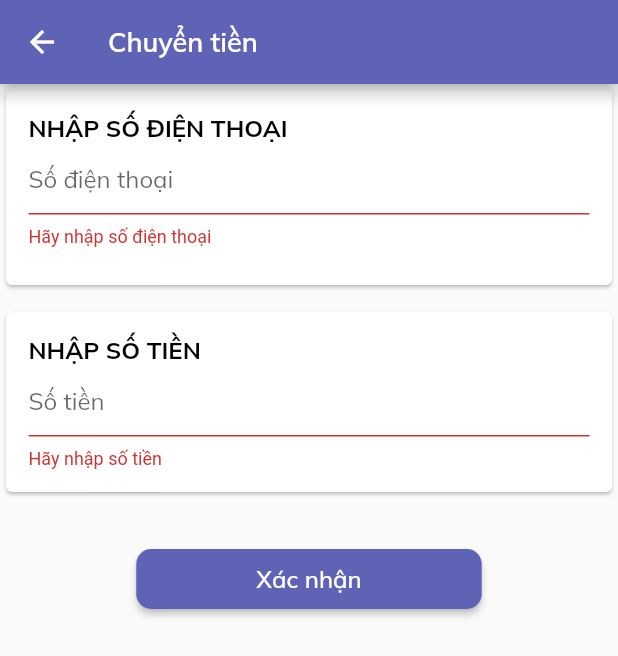
After one commit to kulcua/Digital-Wallet-QR, a Flutter app: the Transfer screen opened directly, after a tap on "Xác nhận", on a phone screen of 412 x 824 dp. The commit adds this screen. Shown: the top 656 px of the screen. Run offline on Flutter 3.47's test engine with Material 2 defaults, Android fonts, the phone set to English and light mode, and no system bars; our stand-ins replace bottom_navy_bar, cloud_firestore, firebase_auth, firebase_messaging, google_fonts, pin_code_fields and 1 more; missing offline and left inert: qrscan; accounts and stored records are empty.

Commit message:
transfer money

```diff
--- a/lib/screens/griddashboad.dart
+++ b/lib/screens/griddashboad.dart
@@ -5,6 +5,7 @@ import 'package:moneymangement/models/user_model.dart';
 import 'package:moneymangement/screens/createQR.dart';
 import 'package:moneymangement/screens/result_transaction.dart';
 import 'package:moneymangement/screens/transaction.dart';
+import 'package:moneymangement/screens/transfer.dart';
 import 'package:moneymangement/utilities/constants.dart';
 import 'package:qrscan/qrscan.dart' as scanner;
 
@@ -84,9 +85,8 @@ class _GridDashboardState extends State<GridDashboard> {
                     context,
                     MaterialPageRoute(
                         builder: (context) => ResultTransaction()));
-
-//              else if (data.title == 'Wallet')
-//                Navigator.push(context,MaterialPageRoute(builder: (context)=> Scanning()));
+              else if (data.title == 'Chuyển tiền')
+                Navigator.push(context,MaterialPageRoute(builder: (context)=> Transfer(user: widget.user,)));
             },
             child: Container(
                 decoration: BoxDecoration(
--- a/lib/screens/home.dart
+++ b/lib/screens/home.dart
@@ -4,6 +4,7 @@ import 'package:bottom_navy_bar/bottom_navy_bar.dart';
 import 'package:google_fonts/google_fonts.dart';
 import 'package:moneymangement/models/transaction_model.dart';
 import 'package:moneymangement/models/user_model.dart';
+import 'package:moneymangement/screens/transfer.dart';
 import 'package:moneymangement/screens/user_page.dart';
 import 'history_page.dart';
 import 'mainpage.dart';
--- a/lib/screens/transaction.dart
+++ b/lib/screens/transaction.dart
@@ -351,7 +351,7 @@ class _TransactionState extends State<Transaction> {
                       validator: (val) {
                         if (val.isEmpty) return 'Hãy nhập số tiền';
                         if (money < 1000) {
-                          return 'Số tiền phải lớn hơn 1,000';
+                          return 'Số tiền phải lớn hơn 1.000';
                         }
                         if (money > widget.user.money) {
                           return 'Số dư trong ví không đủ';
--- /dev/null
+++ b/lib/screens/transfer.dart
@@ -0,0 +1,407 @@
+import 'package:cloud_firestore/cloud_firestore.dart';
+import 'package:flutter/cupertino.dart';
+import 'package:flutter/material.dart';
+import 'package:flutter/services.dart';
+import 'package:google_fonts/google_fonts.dart';
+import 'package:moneymangement/models/transaction_model.dart';
+import 'package:moneymangement/models/user_model.dart';
+import 'package:moneymangement/screens/result_transaction.dart';
+import 'package:moneymangement/services/database.dart';
+import 'package:moneymangement/utilities/currency.dart';
+import 'package:pin_code_fields/pin_code_fields.dart';
+
+class Transfer extends StatefulWidget {
+  final User user;
+
+  Transfer({this.user});
+
+  @override
+  _TransferState createState() => _TransferState();
+}
+
+class _TransferState extends State<Transfer> {
+  String phone = '';
+  String _pin = '';
+  bool _isLoading = false;
+  int money;
+  final _formKey = GlobalKey<FormState>();
+  User userReceiver;
+
+  TextEditingController _searchController = TextEditingController();
+  Future<QuerySnapshot> _user;
+
+  Future<void> _showErrorDialog() async {
+    return showDialog<void>(
+      context: context,
+      barrierDismissible: false, // user must tap button!
+      builder: (BuildContext context) {
+        return AlertDialog(
+          title: Text('Giao dịch thất bại'),
+          content: SingleChildScrollView(
+            child: ListBody(
+              children: <Widget>[
+                Text('Bạn nhập sai mã PIN'),
+              ],
+            ),
+          ),
+          actions: <Widget>[
+            FlatButton(
+              child: Text('Thử lại'),
+              onPressed: () {
+                Navigator.push(
+                    context,
+                    MaterialPageRoute(
+                        builder: (context) =>
+                            Transfer(
+                              user: widget.user,
+                            )));
+              },
+            ),
+          ],
+        );
+      },
+    );
+  }
+
+  _verifyPin() {
+    print('verify pin');
+    if (_formKey.currentState.validate() && !_isLoading) {
+      _formKey.currentState.save();
+
+      setState(() {
+        _isLoading = true;
+      });
+
+      if (_pin == widget.user.pin) {
+        print('vo submit');
+         _submit();
+        print(money);
+        print(widget.user.money);
+        // print(userReceiver.name);
+//        print(transId);
+        Navigator.push(
+            context,
+            MaterialPageRoute(
+                builder: (context) =>
+                    ResultTransaction(
+                      moneyTrans: money,
+                      moneyUser: widget.user.money,
+                      nameReceiver: userReceiver.name,
+                      idTrans: '3458364913854',
+                    )));
+        print('da qua result');
+      } else
+        _showErrorDialog();
+    }
+  }
+
+  _submit() async {
+    print('vo submit');
+    // Create transaction
+    TransactionModel trans = TransactionModel(
+      idSender: widget.user.id,
+      idReceiver: userReceiver.id,
+      state: 'success',
+      money: money,
+      time: Timestamp.fromDate(DateTime.now()),
+      typeTransaction: 'Chuyển tiền',
+    );
+
+    DatabaseService.createTransactionSender(trans);
+    DatabaseService.createTransactionReceiver(trans);
+
+
+    //update money for 2 users
+
+    //sender
+    print('sender money ${widget.user.name}');
+    print('sender money ${widget.user.money}');
+    User userSender = User(
+      id: widget.user.id,
+      name: widget.user.name,
+      money: widget.user.money - money,
+      pin: widget.user.pin,
+    );
+
+    //receiver
+    print('receiver money ${userReceiver.name}');
+    print('receiver money ${userReceiver.money}');
+    userReceiver = User(
+      id: userReceiver.id,
+      name: userReceiver.name,
+      money: userReceiver.money + money,
+      pin: userReceiver.pin,
+    );
+
+    // Database update
+    DatabaseService.updateUser(userSender);
+    DatabaseService.updateUser(userReceiver);
+  }
+
+
+  @override
+  Widget build(BuildContext context) {
+    void _showVerifyPasswordPanel() {
+      showModalBottomSheet(
+          isScrollControlled: true,
+          backgroundColor: Colors.white,
+          context: context,
+          builder: (context) {
+            return Column(
+              mainAxisAlignment: MainAxisAlignment.center,
+              children: <Widget>[
+                Container(
+                  margin: EdgeInsets.symmetric(vertical: 8.0),
+                  child: Text(
+                    'Nhập mã PIN',
+                    style: GoogleFonts.muli(
+                        textStyle: TextStyle(
+                          color: Colors.black,
+                          fontSize: 18,
+                          fontWeight: FontWeight.w500,
+                        )),
+                  ),
+                ),
+                Padding(
+                  padding: EdgeInsets.symmetric(horizontal: 40.0),
+                  child: PinCodeTextField(
+                    onChanged: (input) {
+                      _pin = input;
+                      print(_pin);
+                      if (_pin.length == 6) _verifyPin();
+                    },
+                    textStyle:
+                    TextStyle(fontWeight: FontWeight.w100, fontSize: 10),
+                    textInputType: TextInputType.number,
+                    length: 6,
+                    obsecureText: true,
+                    animationType: AnimationType.fade,
+                    pinTheme: PinTheme(
+                      selectedColor: Colors.black,
+                      inactiveColor: Colors.grey,
+                      activeColor: Color(0xff5e63b6),
+                      fieldHeight: 50,
+                      fieldWidth: 40,
+                    ),
+                  ),
+                ),
+                Padding(
+                  padding: const EdgeInsets.fromLTRB(0, 30, 0, 0),
+                  child: FlatButton.icon(
+                      onPressed: () {},
+                      icon: Icon(Icons.fingerprint),
+                      label: Text(
+                        'Xác thực bằng vân tay',
+                        style: GoogleFonts.muli(
+                            textStyle: TextStyle(
+                              color: Colors.black,
+                              fontSize: 12,
+                              fontWeight: FontWeight.w400,
+                            )),
+                      )),
+                ),
+                FlatButton(
+                  onPressed: _verifyPin,
+                  child: Text(
+                    'Quên mật khẩu?',
+                    style: GoogleFonts.muli(
+                        textStyle: TextStyle(
+                          color: Colors.blue,
+                          fontSize: 12,
+                          fontWeight: FontWeight.w400,
+                        )),
+                  ),
+                )
+              ],
+            );
+          });
+    }
+
+    return Form(
+      key: _formKey,
+      child: Scaffold(
+        appBar: AppBar(
+          title: Text(
+            'Chuyển tiền',
+            style: GoogleFonts.muli(
+                textStyle: TextStyle(
+                  color: Colors.white,
+                  fontSize: 18,
+                  fontWeight: FontWeight.w600,
+                )),
+          ),
+          backgroundColor: Color(0xff5e63b6),
+        ),
+        body: Column(
+          children: <Widget>[
+            Card(
+              child: Padding(
+                padding: const EdgeInsets.all(15.0),
+                child: Column(
+                  crossAxisAlignment: CrossAxisAlignment.start,
+                  children: <Widget>[
+                    Text(
+                      'NHẬP SỐ ĐIỆN THOẠI',
+                      style: GoogleFonts.muli(
+                          textStyle: TextStyle(
+                            color: Colors.black,
+                            fontSize: 16,
+                            fontWeight: FontWeight.w700,
+                          )),
+                    ),
+                    Padding(
+                      padding: const EdgeInsets.fromLTRB(0,0,0,10 ),
+                      child: TextFormField(
+                        controller: _searchController,
+                        style: GoogleFonts.muli(
+                            textStyle: TextStyle(
+                              color: Colors.black,
+                              fontSize: 16,
+                              fontWeight: FontWeight.w400,
+                            )),
+                        keyboardType: TextInputType.number,
+                        decoration: InputDecoration(
+                          hintText: 'Số điện thoại',
+                        ),
+                        onFieldSubmitted: (input) {
+                          print('vo $input');
+                          if (input.isNotEmpty) {
+                            setState(() {
+                              _user = DatabaseService.searchUser(input);
+                            });
+                          }
+                        },
+                        onChanged: (val) {
+                          setState(() => phone = val);
+                          print('phone ne $phone');
+                        },
+                        validator: (val) {
+                          if (val.isEmpty) return 'Hãy nhập số điện thoại';
+                          if(val == widget.user.phone) return 'Số điện thoại không hợp lệ';
+                          return null;
+                        },
+                      ),
+                    ),
+                    _user == null
+                        ? Center(
+                    )
+                        : FutureBuilder(
+                      future: _user,
+                      builder: (context, snapshot) {
+                        if (!snapshot.hasData) {
+                          return Center(
+                            child: CircularProgressIndicator(),
+                          );
+                        }
+                        if (snapshot.data.documents.length == 0) {
+                          return Text('Không tìm thấy người dùng',
+                            style: GoogleFonts.muli(
+                                textStyle: TextStyle(
+                                  color:  Colors.redAccent,
+                                  fontSize: 14,
+                                  fontWeight: FontWeight.w400,
+                                )),);
+                        }
+                        return ListView.builder(
+                          shrinkWrap: true,
+                          itemCount: snapshot.data.documents.length,
+                          itemBuilder: (BuildContext context, int index) {
+                            userReceiver = User.fromDoc(snapshot.data.documents[index]);
+                            print(userReceiver.name);
+                            return Text(
+                              userReceiver.name,
+                              style: GoogleFonts.muli(
+                                  textStyle: TextStyle(
+                                    color:  Color(0xff5e63b6),
+                                    fontSize: 16,
+                                    fontWeight: FontWeight.w600,
+                                  )),
+                            );
+                          },
+                        );
+                      },
+                    ),
+                  ],
+                ),
+              ),
+            ),
+            SizedBox(
+              height: 10.0,
+            ),
+            Card(
+              child: Padding(
+                padding: const EdgeInsets.all(15.0),
+                child: Column(
+                  crossAxisAlignment: CrossAxisAlignment.start,
+                  children: <Widget>[
+                    Text(
+                      'NHẬP SỐ TIỀN',
+                      style: GoogleFonts.muli(
+                          textStyle: TextStyle(
+                            color: Colors.black,
+                            fontSize: 16,
+                            fontWeight: FontWeight.w700,
+                          )),
+                    ),
+                    TextFormField(
+                      style: GoogleFonts.muli(
+                          textStyle: TextStyle(
+                            color: Colors.black,
+                            fontSize: 16,
+                            fontWeight: FontWeight.w400,
+                          )),
+                      keyboardType: TextInputType.number,
+                      decoration: InputDecoration(hintText: 'Số tiền'),
+                      inputFormatters: [
+                        WhitelistingTextInputFormatter.digitsOnly,
+                        CurrencyFormat()
+                      ],
+                      onChanged: (val) {
+                        setState(
+                                () =>
+                            money = int.parse(val.replaceAll('.', '')));
+                        print('money ne $money');
+                      },
+                      validator: (val) {
+                        if (val.isEmpty) return 'Hãy nhập số tiền';
+                        if (money < 1000) {
+                          return 'Số tiền phải lớn hơn 1.000';
+                        }
+                        if (money > widget.user.money) {
+                          return 'Số dư trong ví không đủ';
+                        }
+                        return null;
+                      },
+                    ),
+                  ],
+                ),
+              ),
+            ),
+            SizedBox(height: 30),
+            Center(
+              child: RaisedButton(
+                shape: RoundedRectangleBorder(
+                    borderRadius: BorderRadius.circular(10.0)),
+                color: Color(0xff5e63b6),
+                onPressed: () async {
+                  if (_formKey.currentState.validate())
+                    _showVerifyPasswordPanel();
+                },
+                padding: EdgeInsets.symmetric(vertical: 10.0, horizontal: 80.0),
+                child: Text(
+                  "Xác nhận",
+                  style: GoogleFonts.muli(
+                      textStyle: TextStyle(
+                        color: Colors.white,
+                        fontSize: 16,
+                        fontWeight: FontWeight.w500,
+                      )),
+                ),
+              ),
+            ),
+          ],
+        ),
+      ),
+    );
+  }
+}
--- a/lib/services/database.dart
+++ b/lib/services/database.dart
@@ -67,4 +67,10 @@ class DatabaseService {
         .snapshots()
         .map((snapshot) => TransactionModel.fromDoc(snapshot));
   }
+
+  static Future<QuerySnapshot> searchUser(String phone) {
+    Future<QuerySnapshot> user =
+    usersRef.where('phone', isEqualTo: phone).getDocuments();
+    return user;
+  }
 }
```
